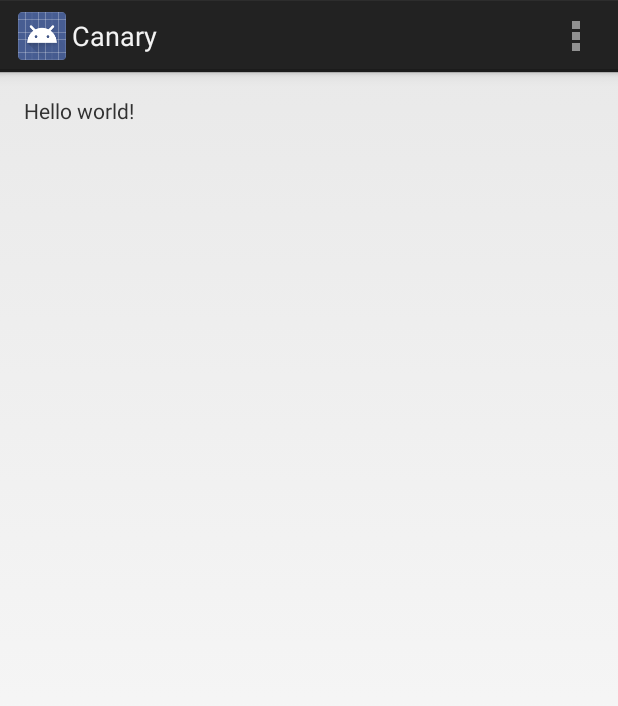
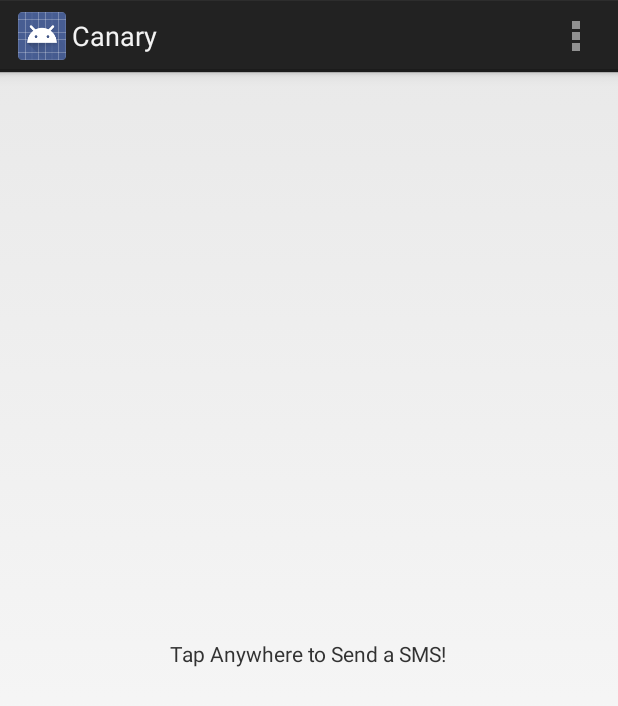
Before and after one commit to zengyifa/Canary, an Android app: the screen it shows after launch (MainActivity), on a phone screen of 412 x 824 dp. Shown: the top 706 px of the screen. Run offline under Robolectric (Android 15) with nearby library versions, the phone set to English and light mode, and no system bars.

Commit message:
text in middle

```diff
--- a/app/src/main/res/layout/activity_main.xml
+++ b/app/src/main/res/layout/activity_main.xml
@@ -9,8 +9,11 @@
     tools:context="com.canary.app.MainActivity">
 
     <TextView
-        android:text="@string/hello_world"
+        android:text="@string/tapanywhere"
         android:layout_width="wrap_content"
-        android:layout_height="wrap_content" />
+        android:layout_height="wrap_content"
+        android:layout_centerHorizontal="true"
+        android:layout_centerVertical = "true"
+        />
 
 </RelativeLayout>
--- a/app/src/main/res/values/strings.xml
+++ b/app/src/main/res/values/strings.xml
@@ -2,7 +2,7 @@
 <resources>
 
     <string name="app_name">Canary</string>
-    <string name="hello_world">Hello world!</string>
+    <string name="tapanywhere">Tap Anywhere to Send a SMS!</string>
     <string name="action_settings">Settings</string>
 
 </resources>
```
